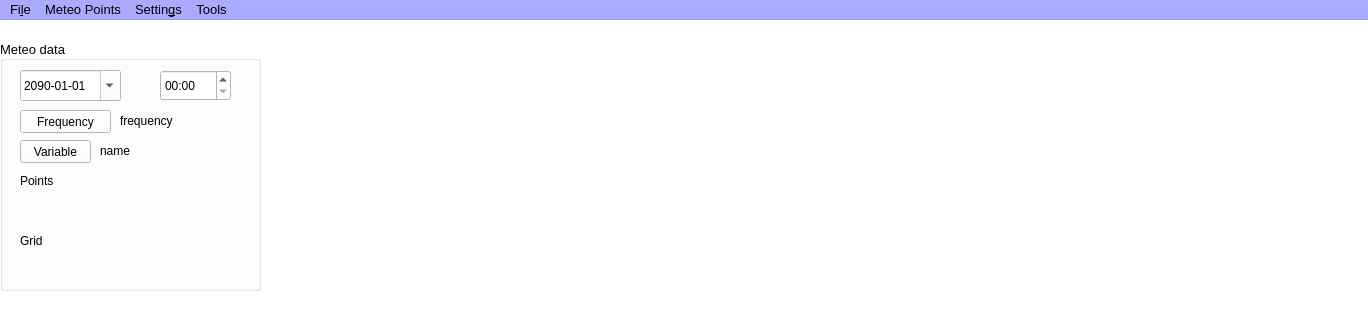
Before: the Qt Designer form PRAGA/mainwindow.ui in gaowudao/CRITERIA3D, drawn with Qt 5; both pictures show x 0 to 1368 and y 0 to 320 of the 1368 by 768 pixel window.
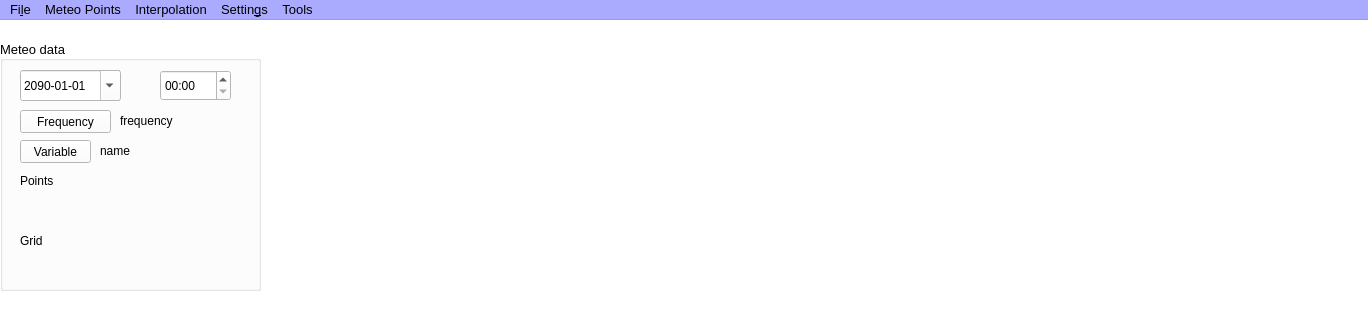
After: the same form once the commit is applied.

Commit message: interpolation Menu

```diff
--- a/PRAGA/mainwindow.ui
+++ b/PRAGA/mainwindow.ui
@@ -2346,8 +2346,16 @@
     <addaction name="actionRectangle_Selection"/>
     <addaction name="action_Extract_NetCDF_series"/>
    </widget>
+   <widget class="QMenu" name="menuInterpolation">
+    <property name="title">
+     <string>Interpolation</string>
+    </property>
+    <addaction name="actionInterpolation_to_DTM"/>
+    <addaction name="actionInterpolation_to_Grid"/>
+   </widget>
    <addaction name="menuFile"/>
    <addaction name="menuVariable"/>
+   <addaction name="menuInterpolation"/>
    <addaction name="menuGIS_settings"/>
    <addaction name="menuTools"/>
   </widget>
```
Left out of the diff: 11 changed lines with no effect on the pictures. The commit also changes 2 other files.
